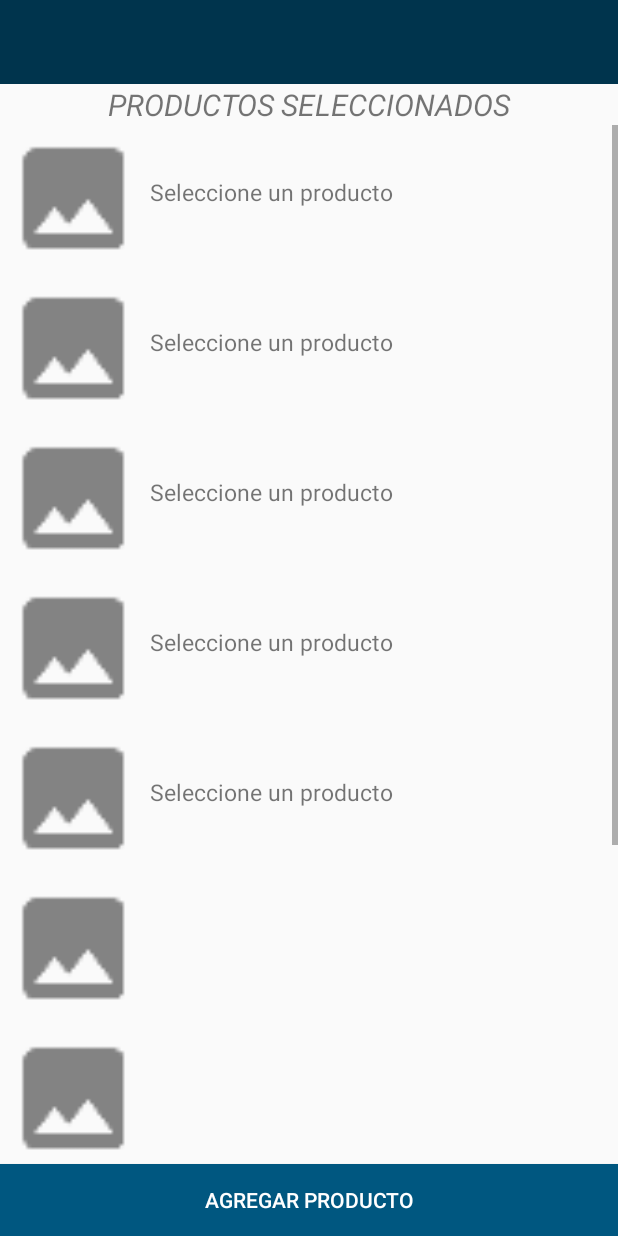
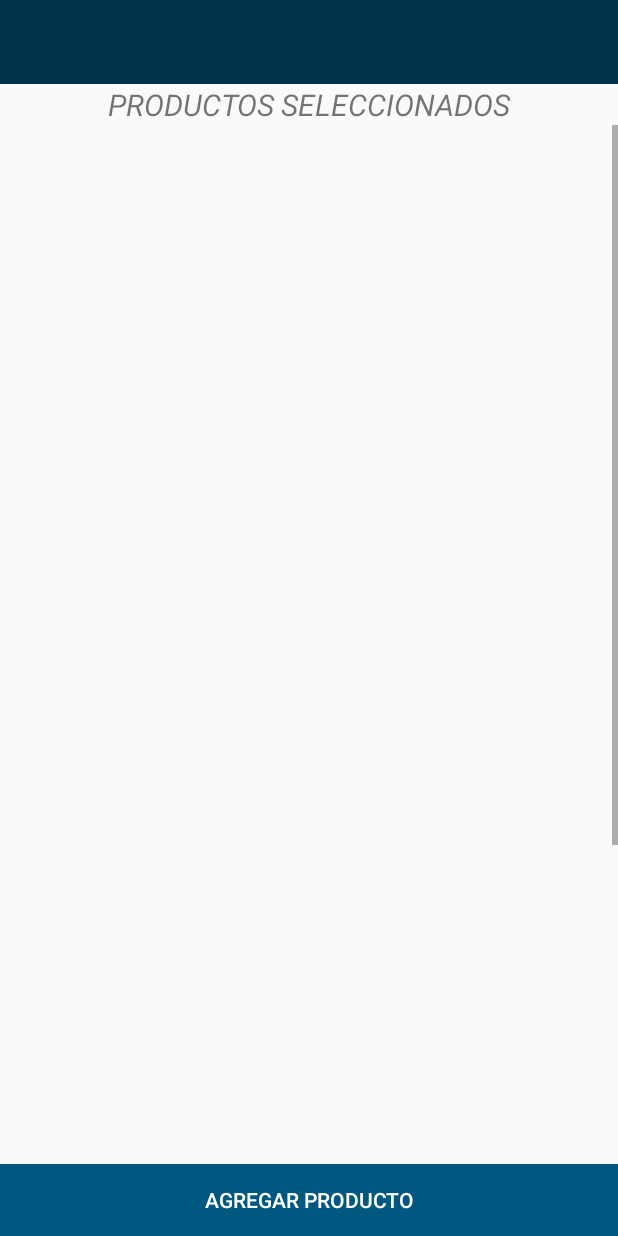
Before and after one commit to wjoseperez20/UCAB-EasyFood, an Android app: the layout activity_main.xml on its own in the app's theme, with its tools: preview values and no code run, on a phone screen of 412 x 824 dp. Run offline under Robolectric (Android 15) with nearby library versions, the phone set to English and light mode, and no system bars.

Commit message:
Quitando carga de imagenes iniciales en el layout xml

```diff
--- a/EasyFood/app/src/main/res/layout/activity_main.xml
+++ b/EasyFood/app/src/main/res/layout/activity_main.xml
@@ -46,7 +46,6 @@
                 android:layout_height="@dimen/image_height"
                 android:layout_alignParentTop="true"
                 android:padding="@dimen/padding_regular"
-                app:srcCompat="@drawable/ic_photo_empty"
                 android:longClickable="true" />
 
             <TextView
@@ -55,7 +54,6 @@
                 android:layout_height="wrap_content"
                 android:layout_toRightOf="@id/imagen_producto_1"
                 android:layout_toEndOf="@id/imagen_producto_1"
-                android:text="@string/producto_seleccione"
                 android:paddingTop="@dimen/padding_top_categoria"
                 android:textSize="@dimen/normal_text_size" />
 
@@ -65,7 +63,6 @@
                 android:layout_height="@dimen/image_height"
                 android:padding="@dimen/padding_regular"
                 android:layout_below="@id/imagen_producto_1"
-                app:srcCompat="@drawable/ic_photo_empty"
                 android:longClickable="true" />
 
             <TextView
@@ -75,7 +72,6 @@
                 android:layout_toRightOf="@id/imagen_producto_2"
                 android:layout_toEndOf="@id/imagen_producto_2"
                 android:layout_below="@id/imagen_producto_1"
-                android:text="@string/producto_seleccione"
                 android:paddingTop="@dimen/padding_top_categoria"
                 android:textSize="@dimen/normal_text_size" />
 
@@ -85,7 +81,6 @@
                 android:layout_height="@dimen/image_height"
                 android:layout_below="@id/imagen_producto_2"
                 android:padding="@dimen/padding_regular"
-                app:srcCompat="@drawable/ic_photo_empty"
                 android:longClickable="true" />
 
             <TextView
@@ -95,7 +90,6 @@
                 android:layout_toRightOf="@id/imagen_producto_3"
                 android:layout_toEndOf="@id/imagen_producto_3"
                 android:layout_below="@id/imagen_producto_2"
-                android:text="@string/producto_seleccione"
                 android:paddingTop="@dimen/padding_top_categoria"
                 android:textSize="@dimen/normal_text_size" />
 
@@ -105,7 +99,6 @@
                 android:layout_height="@dimen/image_height"
                 android:layout_below="@id/imagen_producto_3"
                 android:padding="@dimen/padding_regular"
-                app:srcCompat="@drawable/ic_photo_empty"
                 android:longClickable="true" />
 
             <TextView
@@ -115,7 +108,6 @@
                 android:layout_toRightOf="@id/imagen_producto_4"
                 android:layout_toEndOf="@id/imagen_producto_4"
                 android:layout_below="@id/imagen_producto_3"
-                android:text="@string/producto_seleccione"
                 android:paddingTop="@dimen/padding_top_categoria"
                 android:textSize="@dimen/normal_text_size" />
 
@@ -125,7 +117,6 @@
                 android:layout_height="@dimen/image_height"
                 android:layout_below="@id/imagen_producto_4"
                 android:padding="@dimen/padding_regular"
-                app:srcCompat="@drawable/ic_photo_empty"
                 android:longClickable="true" />
 
             <TextView
@@ -135,7 +126,6 @@
                 android:layout_toRightOf="@id/imagen_producto_5"
                 android:layout_toEndOf="@id/imagen_producto_5"
                 android:layout_below="@id/imagen_producto_4"
-                android:text="@string/producto_seleccione"
                 android:paddingTop="@dimen/padding_top_categoria"
                 android:textSize="@dimen/normal_text_size" />
 
@@ -145,7 +135,6 @@
                 android:layout_height="@dimen/image_height"
                 android:layout_below="@id/imagen_producto_5"
                 android:padding="@dimen/padding_regular"
-                app:srcCompat="@drawable/ic_photo_empty"
                 android:longClickable="true" />
 
             <TextView
@@ -164,7 +153,6 @@
                 android:layout_height="@dimen/image_height"
                 android:layout_below="@id/imagen_producto_6"
                 android:padding="@dimen/padding_regular"
-                app:srcCompat="@drawable/ic_photo_empty"
                 android:longClickable="true" />
 
             <TextView
@@ -183,7 +171,6 @@
                 android:layout_height="@dimen/image_height"
                 android:layout_below="@id/imagen_producto_7"
                 android:padding="@dimen/padding_regular"
-                app:srcCompat="@drawable/ic_photo_empty"
                 android:longClickable="true" />
 
             <TextView
@@ -202,7 +189,6 @@
                 android:layout_height="@dimen/image_height"
                 android:layout_below="@id/imagen_producto_8"
                 android:padding="@dimen/padding_regular"
-                app:srcCompat="@drawable/ic_photo_empty"
                 android:longClickable="true" />
 
             <TextView
@@ -221,7 +207,6 @@
                 android:layout_height="@dimen/image_height"
                 android:layout_below="@id/imagen_producto_9"
                 android:padding="@dimen/padding_regular"
-                app:srcCompat="@drawable/ic_photo_empty"
                 android:longClickable="true" />
 
             <TextView
```
